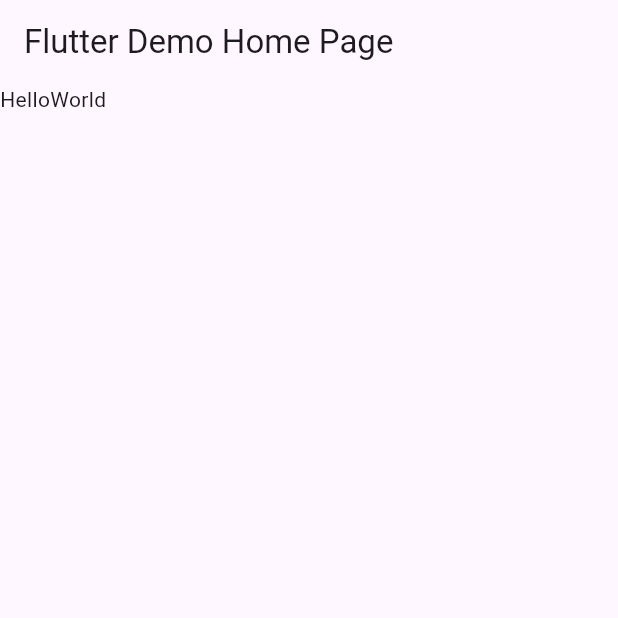
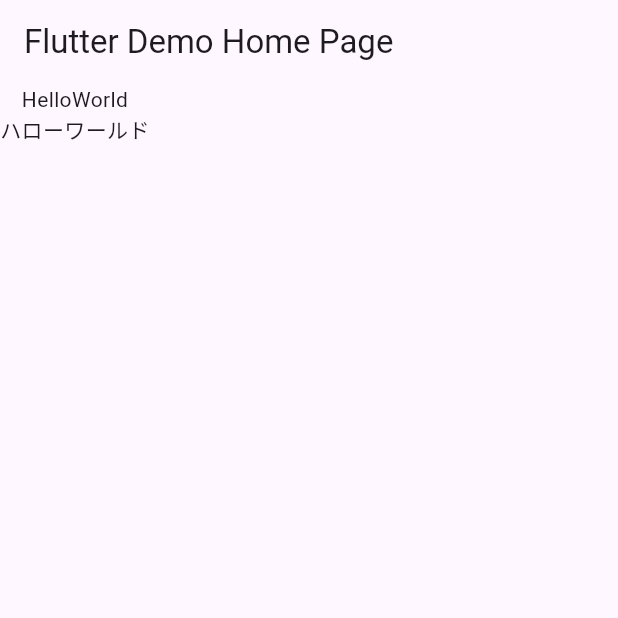
Before and after one commit to naopon-hamumu/flutter_intro, a Flutter app: the screen it shows after launch, on a phone screen of 412 x 824 dp, the top half of it. Run offline on Flutter 3.47's test engine with Material 3 defaults, Android fonts, the phone set to English and light mode, and no system bars.

Commit message:
step2 2行目に文字列を表示する

```diff
--- a/chapter2/helloworld/lib/main.dart
+++ b/chapter2/helloworld/lib/main.dart
@@ -40,7 +40,10 @@ class _MyHomePageState extends State<MyHomePage> {
       appBar: AppBar(
         title: Text(widget.title),
       ),
-      body: Text("HelloWorld"),
+      body: Column(children:[
+        const Text("HelloWorld"),
+        const Text("ハローワールド"),
+      ])
     );
   }
 }
```
